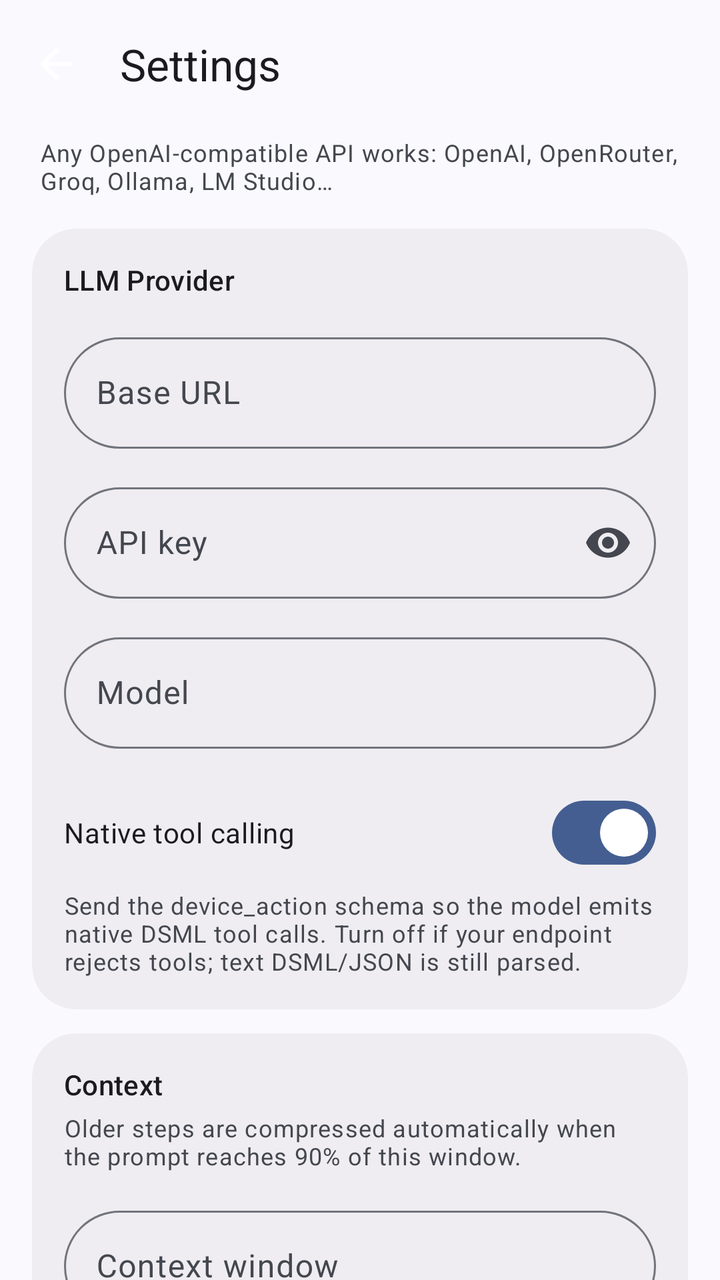
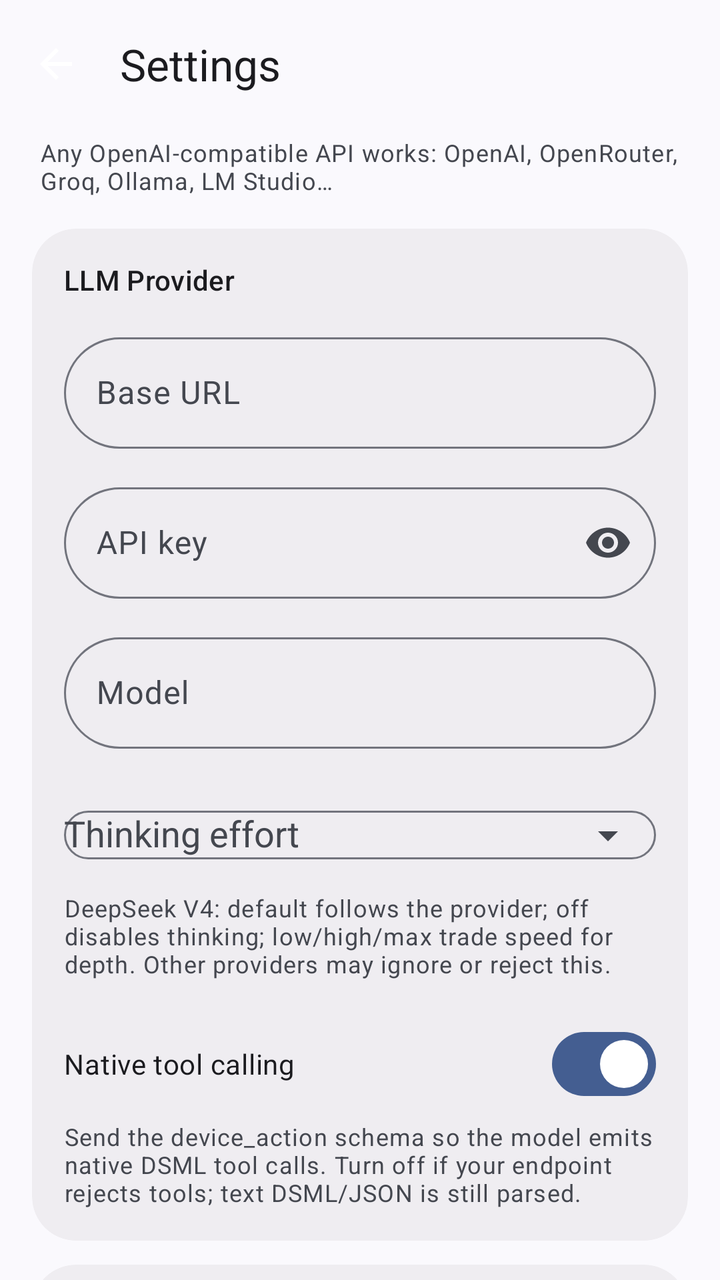

Screens rendered from an Android XML layout before and after an edit, with the pre-edit source and the edit as a unified diff.
<!-- AndroidManifest.xml: application theme Theme.Controller -->
<!-- res/layout/activity_settings.xml -->
<?xml version="1.0" encoding="utf-8"?>
<ScrollView xmlns:android="http://schemas.android.com/apk/res/android"
    xmlns:app="http://schemas.android.com/apk/res-auto"
    android:layout_width="match_parent"
    android:layout_height="match_parent"
    android:background="?attr/colorSurface"
    android:fillViewport="true"
    android:scrollbars="none">

    <LinearLayout
        android:layout_width="match_parent"
        android:layout_height="wrap_content"
        android:orientation="vertical"
        android:paddingBottom="28dp">

        <com.google.android.material.appbar.MaterialToolbar
            android:id="@+id/toolbar"
            android:layout_width="match_parent"
            android:layout_height="?attr/actionBarSize"
            android:background="?attr/colorSurface"
            app:navigationIcon="@drawable/ic_back"
            app:title="@string/settings_title"
            app:titleTextAppearance="@style/TextAppearance.Material3.TitleLarge" />

        <TextView
            android:layout_width="match_parent"
            android:layout_height="wrap_content"
            android:paddingStart="20dp"
            android:paddingTop="4dp"
            android:paddingEnd="20dp"
            android:text="@string/provider_note"
            android:textAppearance="@style/TextAppearance.Material3.BodySmall"
            android:textColor="?attr/colorOnSurfaceVariant" />

        <com.google.android.material.card.MaterialCardView
            android:layout_width="match_parent"
            android:layout_height="wrap_content"
            android:layout_marginStart="16dp"
            android:layout_marginTop="16dp"
            android:layout_marginEnd="16dp"
            app:cardBackgroundColor="?attr/colorSurfaceContainer"
            app:cardCornerRadius="22dp"
            app:cardElevation="0dp"
            app:strokeWidth="0dp">

            <LinearLayout
                android:layout_width="match_parent"
                android:layout_height="wrap_content"
                android:orientation="vertical"
                android:padding="16dp">

                <TextView
                    android:layout_width="wrap_content"
                    android:layout_height="wrap_content"
                    android:text="@string/provider_header"
                    android:textAppearance="@style/TextAppearance.Material3.TitleSmall"
                    android:textColor="?attr/colorOnSurface" />

                <com.google.android.material.textfield.TextInputLayout
                    style="@style/Widget.Controller.TextInputLayout"
                    android:layout_width="match_parent"
                    android:layout_height="wrap_content"
                    android:layout_marginTop="14dp"
                    android:hint="@string/label_url">

                    <com.google.android.material.textfield.TextInputEditText
                        android:id="@+id/etUrl"
                        android:layout_width="match_parent"
                        android:layout_height="wrap_content"
                        android:inputType="textUri" />

                </com.google.android.material.textfield.TextInputLayout>

                <com.google.android.material.textfield.TextInputLayout
                    style="@style/Widget.Controller.TextInputLayout"
                    android:layout_width="match_parent"
                    android:layout_height="wrap_content"
                    android:layout_marginTop="14dp"
                    android:hint="@string/label_key"
                    app:endIconMode="password_toggle"
                    app:endIconTint="?attr/colorOnSurfaceVariant">

                    <com.google.android.material.textfield.TextInputEditText
                        android:id="@+id/etKey"
                        android:layout_width="match_parent"
                        android:layout_height="wrap_content"
                        android:importantForAutofill="no"
                        android:inputType="textPassword" />

                </com.google.android.material.textfield.TextInputLayout>

                <TextView
                    android:id="@+id/keyBalance"
                    android:layout_width="wrap_content"
                    android:layout_height="wrap_content"
                    android:layout_marginTop="4dp"
                    android:background="?attr/selectableItemBackground"
                    android:clickable="true"
                    android:focusable="true"
                    android:paddingTop="4dp"
                    android:paddingBottom="4dp"
                    android:textAppearance="@style/TextAppearance.Material3.LabelMedium"
                    android:textColor="?attr/colorTertiary"
                    android:visibility="gone" />

                <com.google.android.material.textfield.TextInputLayout
                    style="@style/Widget.Controller.TextInputLayout"
                    android:layout_width="match_parent"
                    android:layout_height="wrap_content"
                    android:layout_marginTop="14dp"
                    android:hint="@string/label_model">

                    <com.google.android.material.textfield.TextInputEditText
                        android:id="@+id/etModel"
                        android:layout_width="match_parent"
                        android:layout_height="wrap_content"
                        android:inputType="textNoSuggestions" />

                </com.google.android.material.textfield.TextInputLayout>

                <com.google.android.material.materialswitch.MaterialSwitch
                    android:id="@+id/switchTools"
                    android:layout_width="match_parent"
                    android:layout_height="wrap_content"
                    android:layout_marginTop="18dp"
                    android:checked="true"
                    android:text="@string/native_tools"
                    android:textColor="?attr/colorOnSurface" />

                <TextView
                    android:layout_width="match_parent"
                    android:layout_height="wrap_content"
                    android:layout_marginTop="4dp"
                    android:text="@string/native_tools_note"
                    android:textAppearance="@style/TextAppearance.Material3.BodySmall"
                    android:textColor="?attr/colorOnSurfaceVariant" />

            </LinearLayout>

        </com.google.android.material.card.MaterialCardView>

        <com.google.android.material.card.MaterialCardView
            android:layout_width="match_parent"
            android:layout_height="wrap_content"
            android:layout_marginStart="16dp"
            android:layout_marginTop="12dp"
            android:layout_marginEnd="16dp"
            app:cardBackgroundColor="?attr/colorSurfaceContainer"
            app:cardCornerRadius="22dp"
            app:cardElevation="0dp"
            app:strokeWidth="0dp">

            <LinearLayout
                android:layout_width="match_parent"
                android:layout_height="wrap_content"
                android:orientation="vertical"
                android:padding="16dp">

                <TextView
                    android:layout_width="wrap_content"
                    android:layout_height="wrap_content"
                    android:text="@string/context_header"
                    android:textAppearance="@style/TextAppearance.Material3.TitleSmall"
                    android:textColor="?attr/colorOnSurface" />

                <TextView
                    android:layout_width="match_parent"
                    android:layout_height="wrap_content"
                    android:layout_marginTop="4dp"
                    android:text="@string/context_window_note"
                    android:textAppearance="@style/TextAppearance.Material3.BodySmall"
                    android:textColor="?attr/colorOnSurfaceVariant" />

                <com.google.android.material.textfield.TextInputLayout
                    style="@style/Widget.Controller.TextInputLayout"
                    android:layout_width="match_parent"
                    android:layout_height="wrap_content"
                    android:layout_marginTop="14dp"
                    android:hint="@string/context_window"
                    app:helperText="@string/context_window_helper">

                    <com.google.android.material.textfield.TextInputEditText
                        android:id="@+id/etContext"
                        android:layout_width="match_parent"
                        android:layout_height="wrap_content"
                        android:inputType="number" />

                </com.google.android.material.textfield.TextInputLayout>

            </LinearLayout>

        </com.google.android.material.card.MaterialCardView>

        <com.google.android.material.button.MaterialButton
            android:id="@+id/btnSave"
            android:layout_width="match_parent"
            android:layout_height="wrap_content"
            android:layout_marginStart="16dp"
            android:layout_marginTop="20dp"
            android:layout_marginEnd="16dp"
            android:text="@string/save"
            app:cornerRadius="18dp" />

    </LinearLayout>

</ScrollView>
<!-- resources referenced by this layout -->
<resources>
  <!-- drawable ic_back (drawable) -->
  <?xml version="1.0" encoding="utf-8"?>
  <vector xmlns:android="http://schemas.android.com/apk/res/android"
      android:width="24dp"
      android:height="24dp"
      android:viewportWidth="24"
      android:viewportHeight="24">
      <path
          android:fillColor="#FFFFFFFF"
          android:pathData="M20,11H7.83l5.59,-5.59L12,4l-8,8 8,8 1.41,-1.41L7.83,13H20v-2z" />
  </vector>
  <string name="context_header">Context</string>
  <string name="context_window">Context window</string>
  <string name="context_window_helper">In tokens, e.g. 128000</string>
  <string name="context_window_note">Older steps are compressed automatically when the prompt reaches 90% of this window.</string>
  <string name="label_key">API key</string>
  <string name="label_model">Model</string>
  <string name="label_url">Base URL</string>
  <string name="native_tools">Native tool calling</string>
  <string name="native_tools_note">Send the device_action schema so the model emits native DSML tool calls. Turn off if your endpoint rejects tools; text DSML/JSON is still parsed.</string>
  <string name="provider_header">LLM Provider</string>
  <string name="provider_note">Any OpenAI-compatible API works: OpenAI, OpenRouter, Groq, Ollama, LM Studio…</string>
  <string name="save">Save</string>
  <string name="settings_title">Settings</string>
  <style name="Widget.Controller.TextInputLayout" parent="Widget.Material3.TextInputLayout.OutlinedBox">
          <item name="boxCornerRadiusTopStart">28dp</item>
          <item name="boxCornerRadiusTopEnd">28dp</item>
          <item name="boxCornerRadiusBottomStart">28dp</item>
          <item name="boxCornerRadiusBottomEnd">28dp</item>
      </style>
  <style name="Theme.Controller" parent="Theme.Material3.DynamicColors.DayNight.NoActionBar">
          <item name="android:statusBarColor">?attr/colorSurface</item>
          <item name="android:navigationBarColor">?attr/colorSurface</item>
      </style>
</resources>

<!-- the commit's change to res/layout/activity_settings.xml (unified diff, before → after) -->
@@ -118,6 +118,24 @@
 
                 </com.google.android.material.textfield.TextInputLayout>
 
+                <com.google.android.material.textfield.TextInputLayout
+                    style="@style/Widget.Controller.TextInputLayout"
+                    android:layout_width="match_parent"
+                    android:layout_height="wrap_content"
+                    android:layout_marginTop="14dp"
+                    android:hint="@string/thinking_effort"
+                    app:endIconMode="dropdown_menu"
+                    app:helperText="@string/thinking_effort_note">
+
+                    <com.google.android.material.textfield.MaterialAutoCompleteTextView
+                        android:id="@+id/etThinking"
+                        android:layout_width="match_parent"
+                        android:layout_height="wrap_content"
+                        android:editable="false"
+                        android:inputType="none" />
+
+                </com.google.android.material.textfield.TextInputLayout>
+
                 <com.google.android.material.materialswitch.MaterialSwitch
                     android:id="@+id/switchTools"
                     android:layout_width="match_parent"
<!-- resource entries referenced after the edit -->
@@ -24,6 +24,8 @@
   <string name="provider_note">Any OpenAI-compatible API works: OpenAI, OpenRouter, Groq, Ollama, LM Studio…</string>
   <string name="save">Save</string>
   <string name="settings_title">Settings</string>
+  <string name="thinking_effort">Thinking effort</string>
+  <string name="thinking_effort_note">DeepSeek V4: default follows the provider; off disables thinking; low/high/max trade speed for depth. Other providers may ignore or reject this.</string>
   <style name="Widget.Controller.TextInputLayout" parent="Widget.Material3.TextInputLayout.OutlinedBox">
           <item name="boxCornerRadiusTopStart">28dp</item>
           <item name="boxCornerRadiusTopEnd">28dp</item>
